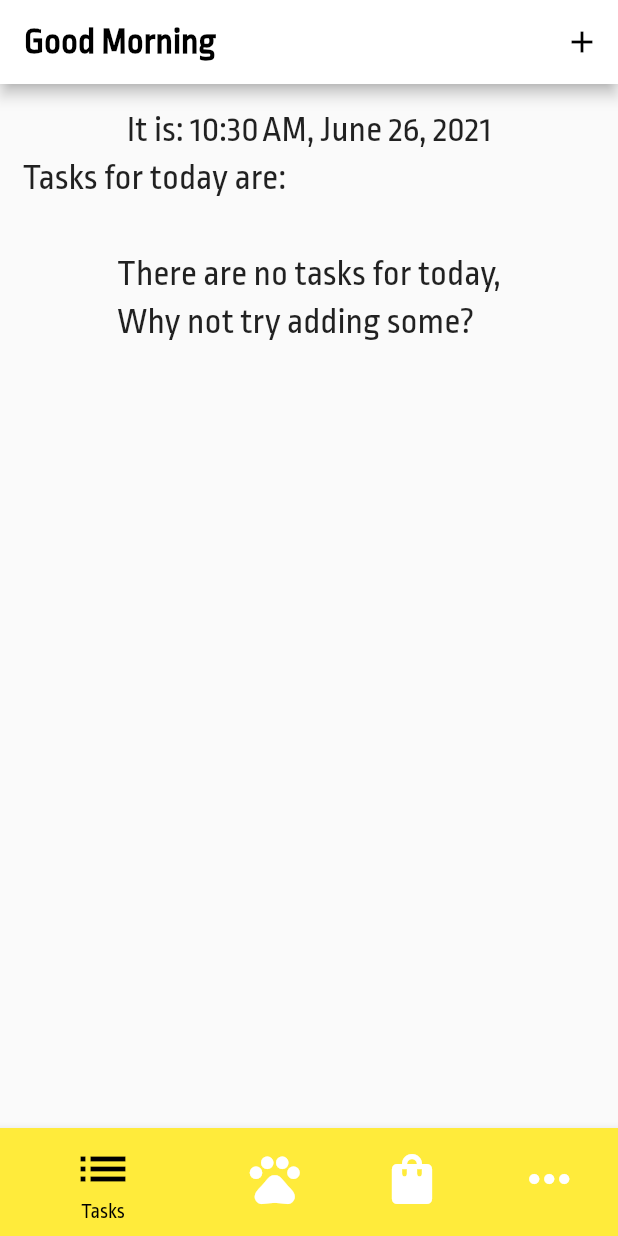
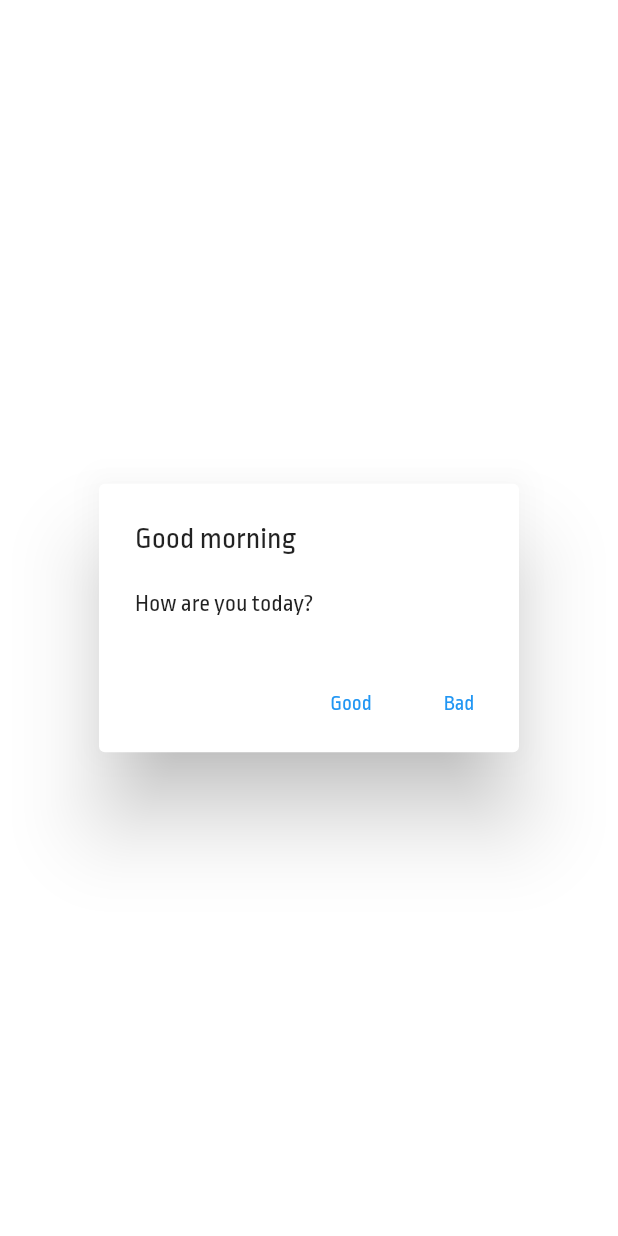
Before and after one commit to frc4039/InnovationChallenge2021, a Flutter app: the screen it shows after launch, on a phone screen of 412 x 824 dp. Run offline on Flutter 3.47's test engine with Material 2 defaults, Android fonts, the phone set to English and light mode, and no system bars; our stand-ins replace percent_indicator.

Commit message:
lots of IO stuff (read desc.)
- added storage class for creating new tasks, creating new "friends", and loading tasks
- added welcome page to avoid task page loading before tasks were loaded

```diff
--- /dev/null
+++ b/lib/welcomeFile.dart
@@ -0,0 +1,75 @@
+import 'package:flutter/cupertino.dart';
+import 'package:flutter/material.dart';
+import 'package:flutter/rendering.dart';
+import 'package:intl/intl.dart';
+
+import 'main.dart' as mainFile;
+import 'taskFile.dart' as taskFile;
+
+class StatelessWelcomePage extends StatelessWidget {
+  @override
+  Widget build(BuildContext context) {
+    return MaterialApp(
+      home: WelcomePage(
+        storage: mainFile.Storage(),
+      ),
+      theme: ThemeData(fontFamily: 'RopaSans'),
+    );
+  }
+}
+
+class WelcomePage extends StatefulWidget {
+  final mainFile.Storage storage;
+  WelcomePage({Key key, @required this.storage}) : super(key: key);
+  @override
+  _WelcomePageState createState() => _WelcomePageState();
+}
+
+class _WelcomePageState extends State<WelcomePage> {
+  @override
+  void initState() {
+    super.initState();
+    widget.storage.load();
+  }
+
+  String timeDay = DateFormat.jm().format(DateTime.now()).toString() +
+      ", " +
+      DateFormat.yMMMMd().format(DateTime.now()).toString();
+
+  @override
+  Widget build(BuildContext context) {
+    return AlertDialog(
+      title: Text('Good ' + mainFile.tOD() + ' ' + mainFile.userName),
+      content: const Text('How are you today?'),
+      actions: <Widget>[
+        TextButton(
+          onPressed: () {
+            runApp(taskFile.StatelessTaskPage());
+          },
+          child: const Text('Good'),
+        ),
+        TextButton(
+          onPressed: () => showDialog<String>(
+            context: context,
+            builder: (BuildContext context) => AlertDialog(
+              title: Text("There are people here for you"),
+              content: const Text(
+                  'We suggest reaching out to friends or trusted resources for help.'),
+              actions: <Widget>[
+                TextButton(
+                  onPressed: () {},
+                  child: const Text('Friends'),
+                ),
+                TextButton(
+                  onPressed: () {},
+                  child: const Text('Resources'),
+                ),
+              ],
+            ),
+          ),
+          child: const Text('Bad'),
+        ),
+      ],
+    );
+  }
+}
--- a/pubspec.yaml
+++ b/pubspec.yaml
@@ -23,6 +23,7 @@ environment:
 dependencies:
   intl: ^0.16.1
   percent_indicator: "^2.1.7+2"
+  path_provider: ^2.0.2
   shared_preferences: ^2.0.6
   flutter:
     sdk: flutter
```
Also changed, not shown: lib/main.dart (+53 -6 lines).
